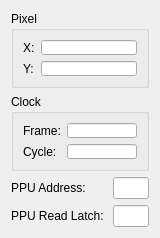
This is debugger/ppuinformationdialog.ui in christopherpow/nesicide as Qt 5 draws it before an edit. The edited form follows.
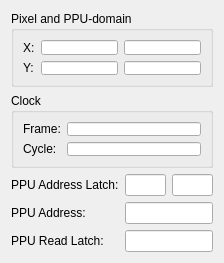
This is the edited form.

```diff
--- a/debugger/ppuinformationdialog.ui
+++ b/debugger/ppuinformationdialog.ui
@@ -6,8 +6,8 @@
    <rect>
     <x>0</x>
     <y>0</y>
-    <width>160</width>
-    <height>238</height>
+    <width>224</width>
+    <height>263</height>
    </rect>
   </property>
   <property name="sizePolicy">
@@ -18,60 +18,60 @@
   </property>
   <property name="minimumSize">
    <size>
-    <width>160</width>
-    <height>238</height>
+    <width>224</width>
+    <height>263</height>
    </size>
   </property>
   <property name="windowTitle">
    <string>Dialog</string>
   </property>
-  <layout class="QFormLayout" name="formLayout_2">
-   <property name="fieldGrowthPolicy">
-    <enum>QFormLayout::AllNonFixedFieldsGrow</enum>
-   </property>
-   <item row="0" column="0" colspan="2">
-    <widget class="QGroupBox" name="groupBox">
-     <property name="title">
-      <string>Pixel</string>
-     </property>
-     <layout class="QFormLayout" name="formLayout">
-      <item row="0" column="0">
-       <widget class="QLabel" name="label">
+  <layout class="QGridLayout" name="gridLayout">
+   <item row="3" column="0">
+    <widget class="QLabel" name="label_5">
         <property name="text">
-         <string>X:</string>
+      <string>PPU Address:</string>
         </property>
        </widget>
       </item>
-      <item row="0" column="1">
-       <widget class="QLineEdit" name="pixelX">
-        <property name="readOnly">
-         <bool>true</bool>
+   <item row="5" column="0">
+    <widget class="QLabel" name="label_6">
+     <property name="text">
+      <string>PPU Read Latch: </string>
         </property>
        </widget>
       </item>
-      <item row="1" column="0">
-       <widget class="QLabel" name="label_2">
+   <item row="2" column="0">
+    <widget class="QLabel" name="label_7">
         <property name="text">
-         <string>Y:</string>
+      <string>PPU Address Latch:</string>
         </property>
        </widget>
       </item>
-      <item row="1" column="1">
-       <widget class="QLineEdit" name="pixelY">
-        <property name="readOnly">
-         <bool>true</bool>
+   <item row="5" column="1" colspan="2">
+    <widget class="QLineEdit" name="ppuLatch">
+     <property name="sizePolicy">
+      <sizepolicy hsizetype="Preferred" vsizetype="Fixed">
+       <horstretch>0</horstretch>
+       <verstretch>0</verstretch>
+      </sizepolicy>
         </property>
        </widget>
       </item>
-     </layout>
-    </widget>
+   <item row="3" column="1" colspan="2">
+    <widget class="QLineEdit" name="ppuAddr"/>
    </item>
-   <item row="1" column="0" colspan="2">
+   <item row="2" column="1">
+    <widget class="QLineEdit" name="ppuAddrLatch"/>
+   </item>
+   <item row="1" column="0" colspan="3">
     <widget class="QGroupBox" name="groupBox_2">
      <property name="title">
       <string>Clock</string>
      </property>
      <layout class="QFormLayout" name="formLayout_3">
+      <property name="fieldGrowthPolicy">
+       <enum>QFormLayout::AllNonFixedFieldsGrow</enum>
+      </property>
       <item row="0" column="0">
        <widget class="QLabel" name="label_3">
         <property name="text">
@@ -103,31 +103,50 @@
      </layout>
     </widget>
    </item>
-   <item row="2" column="0">
-    <widget class="QLabel" name="label_5">
+   <item row="2" column="2">
+    <widget class="QLineEdit" name="ppuFlipFlop"/>
+   </item>
+   <item row="0" column="0" colspan="3">
+    <widget class="QGroupBox" name="groupBox">
+     <property name="title">
+      <string>Pixel and PPU-domain</string>
+     </property>
+     <layout class="QGridLayout" name="gridLayout_2">
+      <item row="0" column="0">
+       <widget class="QLabel" name="label">
      <property name="text">
-      <string>PPU Address:</string>
+         <string>X:</string>
      </property>
     </widget>
    </item>
-   <item row="2" column="1">
-    <widget class="QLineEdit" name="ppuAddr"/>
-   </item>
-   <item row="3" column="0">
-    <widget class="QLabel" name="label_6">
+      <item row="0" column="1">
+       <widget class="QLineEdit" name="pixelX">
+        <property name="readOnly">
+         <bool>true</bool>
+        </property>
+       </widget>
+      </item>
+      <item row="1" column="0">
+       <widget class="QLabel" name="label_2">
      <property name="text">
-      <string>PPU Read Latch: </string>
+         <string>Y:</string>
      </property>
     </widget>
    </item>
-   <item row="3" column="1">
-    <widget class="QLineEdit" name="ppuLatch">
-     <property name="sizePolicy">
-      <sizepolicy hsizetype="Preferred" vsizetype="Fixed">
-       <horstretch>0</horstretch>
-       <verstretch>0</verstretch>
-      </sizepolicy>
-     </property>
+      <item row="1" column="1">
+       <widget class="QLineEdit" name="pixelY">
+        <property name="readOnly">
+         <bool>true</bool>
+        </property>
+       </widget>
+      </item>
+      <item row="0" column="2">
+       <widget class="QLineEdit" name="ppuX"/>
+      </item>
+      <item row="1" column="2">
+       <widget class="QLineEdit" name="ppuY"/>
+      </item>
+     </layout>
     </widget>
    </item>
   </layout>
```
Lines whose indentation alone changed are shown as unchanged.
